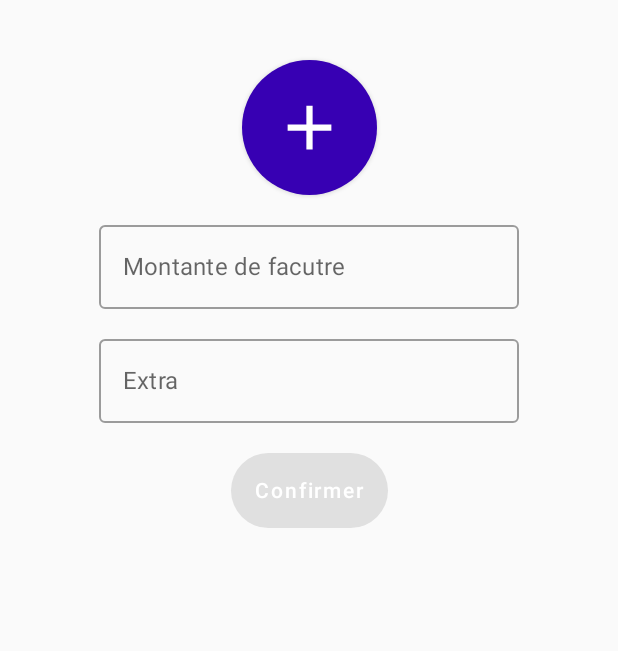
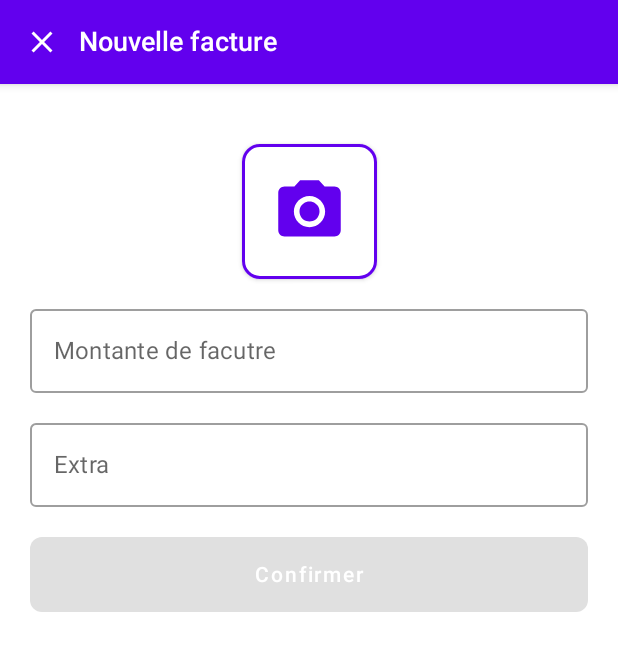
Before and after one commit to ayoubElhoucine/Elictricity-Bill, an Android app built with Jetpack Compose: the NewBillScreen screen opened through its navigation route, on a phone screen of 412 x 824 dp. Shown: the top 651 px of the screen. Run offline under Robolectric (Android 15) with nearby library versions, the phone set to English and light mode, and no system bars; our stand-ins replace Dagger/Hilt's generated code, Firebase (no records; nobody signed in at launch, a user with empty details on screens opened directly); libraries missing offline, so code that uses them is left out: com.skydoves.landscapist.

Commit message:
enhance new bill screen UI

```diff
--- a/app/src/main/java/com/ayoub/electricitybill/ui/bill/details/BillDetailsScreen.kt
+++ b/app/src/main/java/com/ayoub/electricitybill/ui/bill/details/BillDetailsScreen.kt
@@ -1,6 +1,5 @@
 package com.ayoub.electricitybill.ui.bill.details
 
-import android.content.ClipData.Item
 import androidx.compose.foundation.background
 import androidx.compose.foundation.border
 import androidx.compose.foundation.layout.*
@@ -26,7 +25,6 @@ import com.ayoub.electricitybill.extension.toNiceFormat
 import com.ayoub.electricitybill.model.Bill
 import com.ayoub.electricitybill.model.Consumer
 import com.ayoub.electricitybill.model.Consumption
-import com.ayoub.electricitybill.ui.bill.draft.DraftBillViewModel
 import com.ayoub.electricitybill.ui.components.TileListItem
 import com.ayoub.electricitybill.ui.uiState.UiState
 import com.skydoves.landscapist.glide.GlideImage
--- a/app/src/main/java/com/ayoub/electricitybill/ui/bill/newBill/NewBillScreen.kt
+++ b/app/src/main/java/com/ayoub/electricitybill/ui/bill/newBill/NewBillScreen.kt
@@ -3,8 +3,10 @@ package com.ayoub.electricitybill.ui.bill.newBill
 import android.net.Uri
 import androidx.activity.compose.rememberLauncherForActivityResult
 import androidx.activity.result.contract.ActivityResultContracts
+import androidx.compose.foundation.BorderStroke
 import androidx.compose.foundation.layout.*
 import androidx.compose.foundation.shape.CircleShape
+import androidx.compose.foundation.shape.RoundedCornerShape
 import androidx.compose.foundation.text.KeyboardOptions
 import androidx.compose.material.*
 import androidx.compose.material.icons.Icons
@@ -15,14 +17,21 @@ import androidx.compose.runtime.*
 import androidx.compose.ui.Alignment
 import androidx.compose.ui.Modifier
 import androidx.compose.ui.graphics.Color
+import androidx.compose.ui.layout.ContentScale
 import androidx.compose.ui.platform.LocalContext
+import androidx.compose.ui.res.painterResource
+import androidx.compose.ui.text.font.FontWeight
 import androidx.compose.ui.text.input.KeyboardType
+import androidx.compose.ui.text.style.TextAlign
 import androidx.compose.ui.unit.dp
+import androidx.compose.ui.unit.sp
 import androidx.hilt.navigation.compose.hiltViewModel
+import com.ayoub.electricitybill.R
 import com.ayoub.electricitybill.extension.createImageUri
 import com.ayoub.electricitybill.ui.theme.Purple500
 import com.ayoub.electricitybill.ui.theme.Purple700
 import com.ayoub.electricitybill.ui.uiState.UiState
+import com.skydoves.landscapist.glide.GlideImage
 
 @Composable
 fun NewBillScreen(
@@ -46,32 +55,73 @@ fun NewBillScreen(
         }
     }
 
+    Scaffold(
+        topBar = {
+            TopAppBar {
+                IconButton(onClick = onBack) {
+                    Icon(
+                        imageVector = Icons.Default.Close,
+                        tint = Color.White,
+                        contentDescription = null,
+                    )
+                }
+                Text(
+                    text = "Nouvelle facture",
+                    textAlign = TextAlign.Center,
+                    color = Color.White,
+                    fontSize = 18.sp,
+                    fontWeight = FontWeight.W600
+                )
+            }
+        }
+    ) {
         Column(
             modifier = Modifier
                 .fillMaxSize()
-            .padding(vertical = 40.dp, horizontal = 16.dp),
+                .padding(it)
+                .padding(vertical = 40.dp, horizontal = 20.dp),
             horizontalAlignment = Alignment.CenterHorizontally,
             verticalArrangement = Arrangement.spacedBy(20.dp),
         ) {
             Button(
                 modifier = Modifier.size(90.dp),
-            shape = CircleShape,
-            colors = ButtonDefaults.buttonColors(backgroundColor = Purple700),
+                shape = RoundedCornerShape(12.dp),
+                colors = ButtonDefaults.buttonColors(backgroundColor = Color.White),
+                border = BorderStroke(width = 2.dp, color = Purple500),
                 onClick = {
                     cameraImageUri.value = context.createImageUri()
                     cameraImageUri.value?.let {
                         cameraLauncher.launch(it)
                     }
                 },
+                contentPadding = PaddingValues(0.dp)
             ) {
-            when(uploadImageUiState.value) {
-                UiState.Loading -> CircularProgressIndicator(color = Color.White)
-                is UiState.Success -> Icon(
+                when (val data = uploadImageUiState.value) {
+                    UiState.Loading -> CircularProgressIndicator(strokeWidth = 2.dp)
+                    is UiState.Success -> {
+                        (data.data as? String)?.let {
+                            GlideImage(
+                                modifier = Modifier.fillMaxSize(),
+                                imageModel = it,
+                                contentScale = ContentScale.FillBounds,
+                                contentDescription = null,
+                                loading = {
+                                    Box(modifier = Modifier.fillMaxSize()) {
+                                        CircularProgressIndicator(modifier = Modifier.align(
+                                            Alignment.Center
+                                        ), strokeWidth = 2.dp)
+                                    }
+                                }
+                            )
+                        } ?: run {
+                            Icon(
                                 modifier = Modifier.size(50.dp),
                                 imageVector = Icons.Filled.Check,
                                 contentDescription = null,
                                 tint = Color.White,
                             )
+                        }
+                    }
                     is UiState.Fail -> Icon(
                         modifier = Modifier.size(50.dp),
                         imageVector = Icons.Filled.Close,
@@ -80,13 +130,14 @@ fun NewBillScreen(
                     )
                     else -> Icon(
                         modifier = Modifier.size(50.dp),
-                    imageVector = Icons.Filled.Add,
+                        painter = painterResource(id = R.drawable.ic_camera),
                         contentDescription = null,
-                    tint = Color.White,
+                        tint = Purple500,
                     )
                 }
             }
             OutlinedTextField(
+                modifier = Modifier.fillMaxWidth(),
                 value = amount.value,
                 placeholder = {
                     Text(text = "Montante de facutre")
@@ -96,9 +147,10 @@ fun NewBillScreen(
                 },
                 keyboardOptions = KeyboardOptions.Default.copy(
                     keyboardType = KeyboardType.Decimal
-            )
+                ),
             )
             OutlinedTextField(
+                modifier = Modifier.fillMaxWidth(),
                 value = extra.value,
                 placeholder = {
                     Text(text = "Extra")
@@ -119,7 +171,11 @@ fun NewBillScreen(
                     viewModel.createDraftBill(amount = amount.value.toDouble(), extra = extra.value.toDouble())
                 },
                 enabled = amount.value.isNotBlank() && extra.value.isNotBlank(),
-            shape = CircleShape
+                shape = RoundedCornerShape(8.dp),
+            ) {
+                Box(
+                    modifier = Modifier.weight(1f),
+                    contentAlignment = Alignment.Center,
                 ) {
                     when(uiState.value) {
                         UiState.Idle -> Text(text = "Confirmer", color = Color.White)
@@ -134,3 +190,5 @@ fun NewBillScreen(
                 }
             }
         }
+    }
+}
--- a/app/src/main/java/com/ayoub/electricitybill/ui/bill/newBill/NewBillViewModel.kt
+++ b/app/src/main/java/com/ayoub/electricitybill/ui/bill/newBill/NewBillViewModel.kt
@@ -59,7 +59,7 @@ class NewBillViewModel @Inject constructor(
         firebaseDatabase.uploadBillImage(uri) { image ->
             billImage = image
             image?.let {
-                _uploadImageUiState.value = UiState.Success()
+                _uploadImageUiState.value = UiState.Success(it)
             } ?: run {
                 _uploadImageUiState.value = UiState.Fail()
             }
```
Lines whose indentation alone changed are shown as unchanged.
